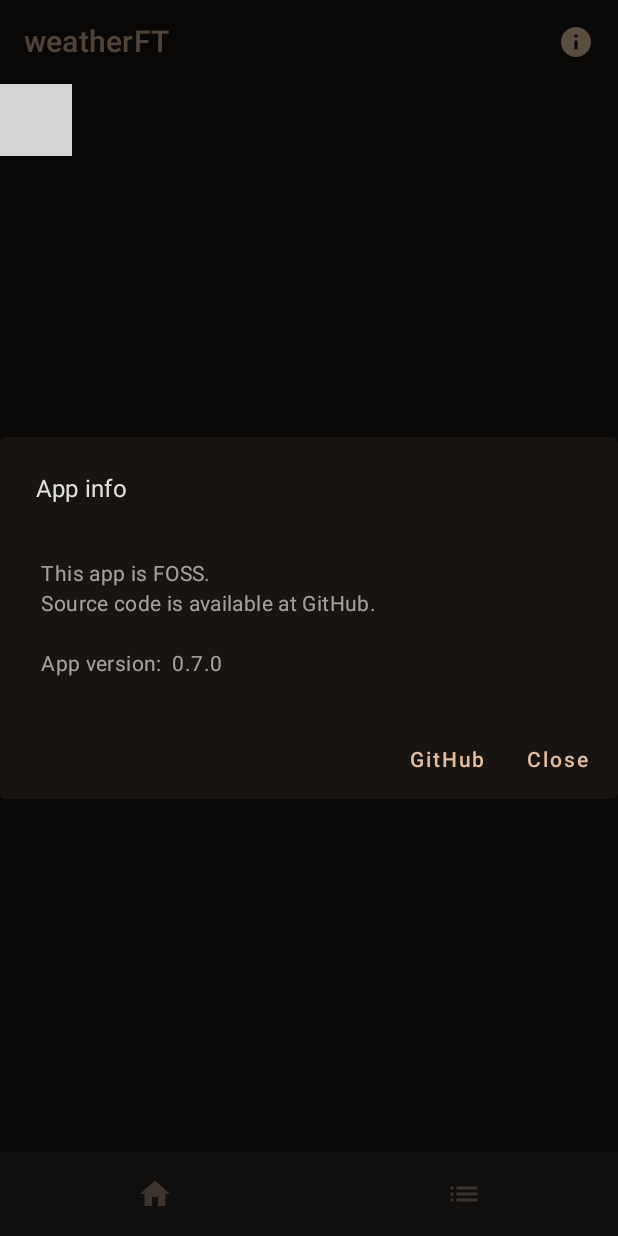
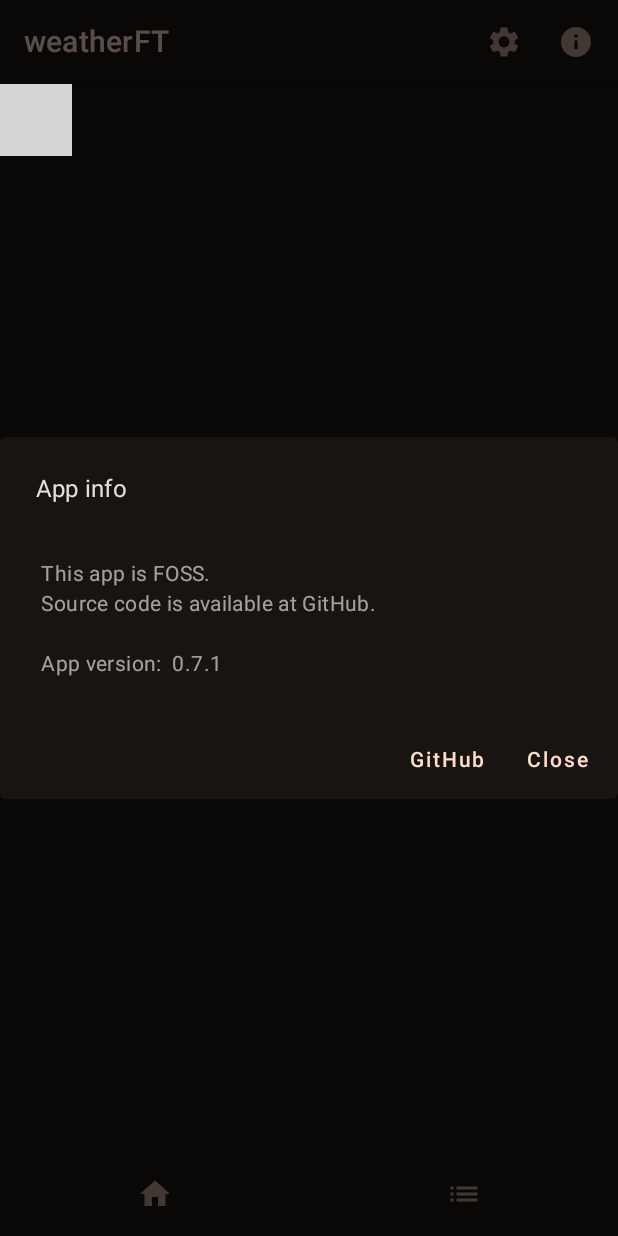
Before and after one commit to rustamft/weatherFT, an Android app built with Jetpack Compose: the screen it shows after launch (MainActivity), after a tap on "App info", on a phone screen of 412 x 824 dp. Run offline under Robolectric (Android 15) with nearby library versions, the phone set to English and light mode, and no system bars; our stand-ins replace Dagger/Hilt's generated code, accompanist; libraries missing offline, so code that uses them is left out: com.ramcosta.composedestinations; 2 statements that could not run were skipped; grey boxes are pictures that could not be loaded.

Commit message:
Improved theming.

```diff
--- a/app/build.gradle
+++ b/app/build.gradle
@@ -27,7 +27,7 @@ android {
         minSdk 21
         targetSdk 32
         versionCode 1
-        versionName "0.7.0"
+        versionName "0.7.1"
 
         testInstrumentationRunner "androidx.test.runner.AndroidJUnitRunner"
         vectorDrawables {
--- a/app/src/main/java/com/rustamft/weatherft/presentation/activity/MainActivity.kt
+++ b/app/src/main/java/com/rustamft/weatherft/presentation/activity/MainActivity.kt
@@ -16,6 +16,7 @@ import androidx.navigation.compose.rememberNavController
 import com.ramcosta.composedestinations.DestinationsNavHost
 import com.ramcosta.composedestinations.navigation.dependency
 import com.rustamft.weatherft.domain.util.ROUTE_FORECAST
+import com.rustamft.weatherft.domain.util.ROUTE_LOGIN
 import com.rustamft.weatherft.domain.util.ROUTE_WEATHER
 import com.rustamft.weatherft.presentation.navigation.BottomNavBar
 import com.rustamft.weatherft.presentation.navigation.BottomNavItem
@@ -42,7 +43,10 @@ class MainActivity : ComponentActivity() {
                     modifier = Modifier.fillMaxSize(),
                     scaffoldState = scaffoldState,
                     topBar = {
-                        TopBar(darkTheme = appPreferencesState.value.darkTheme)
+                        TopBar(
+                            navController = navController,
+                            shrinkForRoutes = listOf(ROUTE_LOGIN)
+                        )
                     },
                     bottomBar = {
                         BottomNavBar(
@@ -59,7 +63,7 @@ class MainActivity : ComponentActivity() {
                                     Icons.Default.List
                                 )
                             ),
-                            onItemClick = { navController.navigate(it.route) }
+                            hideForRoutes = listOf(ROUTE_LOGIN)
                         )
                     }
                 ) {
--- a/app/src/main/java/com/rustamft/weatherft/presentation/element/IconButtonElement.kt
+++ b/app/src/main/java/com/rustamft/weatherft/presentation/element/IconButtonElement.kt
@@ -4,30 +4,20 @@ import androidx.compose.material.Icon
 import androidx.compose.material.IconButton
 import androidx.compose.runtime.Composable
 import androidx.compose.ui.graphics.painter.Painter
-import com.rustamft.weatherft.presentation.theme.EggshellPaper
-import com.rustamft.weatherft.presentation.theme.SkyBlue
 
 @Composable
 fun IconButtonElement(
     painter: Painter,
     contentDescription: String,
-    darkTheme: Boolean,
     onClick: () -> Unit
 ) {
-
-    val tint = if (darkTheme) {
-        EggshellPaper
-    } else {
-        SkyBlue
-    }
 
     IconButton(
         onClick = onClick
     ) {
         Icon(
             painter = painter,
-            contentDescription = contentDescription,
-            tint = tint
+            contentDescription = contentDescription
         )
     }
 }
--- a/app/src/main/java/com/rustamft/weatherft/presentation/navigation/BottomNavBar.kt
+++ b/app/src/main/java/com/rustamft/weatherft/presentation/navigation/BottomNavBar.kt
@@ -4,31 +4,44 @@ import androidx.compose.foundation.layout.fillMaxWidth
 import androidx.compose.material.BottomNavigation
 import androidx.compose.material.BottomNavigationItem
 import androidx.compose.material.Icon
+import androidx.compose.material.MaterialTheme
 import androidx.compose.runtime.Composable
 import androidx.compose.ui.Modifier
 import androidx.navigation.NavHostController
 import androidx.navigation.compose.currentBackStackEntryAsState
-import com.rustamft.weatherft.domain.util.ROUTE_LOGIN
+import com.rustamft.weatherft.presentation.theme.DIMEN_MEDIUM
 
 @Composable
 fun BottomNavBar(
     navController: NavHostController,
     items: List<BottomNavItem>,
-    onItemClick: (BottomNavItem) -> Unit
+    hideForRoutes: List<String> = emptyList()
 ) {
 
     val backStackEntry = navController.currentBackStackEntryAsState()
 
-    if (backStackEntry.value?.destination?.route != ROUTE_LOGIN) {
+    if (!hideForRoutes.contains(backStackEntry.value?.destination?.route)) {
         BottomNavigation(
-            modifier = Modifier.fillMaxWidth()
+            modifier = Modifier.fillMaxWidth(),
+            elevation = DIMEN_MEDIUM,
+            backgroundColor = MaterialTheme.colors.background,
+            contentColor = MaterialTheme.colors.primary
         ) {
             items.forEach { item ->
                 val selected = item.route == backStackEntry.value?.destination?.route
                 BottomNavigationItem(
                     selected = selected,
-                    onClick = { onItemClick(item) },
-                    icon = { Icon(imageVector = item.icon, contentDescription = item.name) }
+                    onClick = {
+                        if (!selected) {
+                            navController.navigate(item.route)
+                        }
+                    },
+                    icon = {
+                        Icon(
+                            imageVector = item.icon,
+                            contentDescription = item.name
+                        )
+                    }
                 )
             }
         }
--- a/app/src/main/java/com/rustamft/weatherft/presentation/navigation/TopBar.kt
+++ b/app/src/main/java/com/rustamft/weatherft/presentation/navigation/TopBar.kt
@@ -3,6 +3,7 @@ package com.rustamft.weatherft.presentation.navigation
 import android.net.Uri
 import androidx.compose.foundation.layout.fillMaxWidth
 import androidx.compose.material.AlertDialog
+import androidx.compose.material.MaterialTheme
 import androidx.compose.material.Text
 import androidx.compose.material.TopAppBar
 import androidx.compose.runtime.Composable
@@ -11,50 +12,53 @@ import androidx.compose.runtime.mutableStateOf
 import androidx.compose.runtime.remember
 import androidx.compose.runtime.setValue
 import androidx.compose.ui.Modifier
-import androidx.compose.ui.graphics.Color
 import androidx.compose.ui.platform.LocalUriHandler
 import androidx.compose.ui.res.painterResource
 import androidx.compose.ui.res.stringResource
+import androidx.navigation.NavHostController
+import androidx.navigation.compose.currentBackStackEntryAsState
 import com.rustamft.weatherft.R
 import com.rustamft.weatherft.app.App
 import com.rustamft.weatherft.domain.util.GITHUB_LINK
+import com.rustamft.weatherft.domain.util.ROUTE_LOGIN
 import com.rustamft.weatherft.presentation.element.IconButtonElement
 import com.rustamft.weatherft.presentation.element.TextButtonElement
-import com.rustamft.weatherft.presentation.theme.Black
-import com.rustamft.weatherft.presentation.theme.EggshellPaper
-import com.rustamft.weatherft.presentation.theme.SkyBlue
+import com.rustamft.weatherft.presentation.theme.DIMEN_MEDIUM
 
 @Composable
-fun TopBar(darkTheme: Boolean) {
+fun TopBar(
+    navController: NavHostController,
+    shrinkForRoutes: List<String> = emptyList()
+) {
 
-    val backgroundColor = if (darkTheme) {
-        Black
-    } else {
-        Color.White
-    }
-    val contentColor = if (darkTheme) {
-        EggshellPaper
-    } else {
-        SkyBlue
-    }
+    val backStackEntry = navController.currentBackStackEntryAsState()
     var openDialog by remember { mutableStateOf(false) }
     var openGitHub by remember { mutableStateOf(false) }
 
     TopAppBar(
         title = { Text(text = stringResource(R.string.app_name)) },
         modifier = Modifier.fillMaxWidth(),
+        elevation = DIMEN_MEDIUM,
         actions = {
+            if (!shrinkForRoutes.contains(backStackEntry.value?.destination?.route)) {
+                IconButtonElement(
+                    painter = painterResource(id = R.drawable.ic_settings),
+                    contentDescription = stringResource(R.string.change_city_settings),
+                    onClick = {
+                        navController.navigate(ROUTE_LOGIN)
+                    }
+                )
+            }
             IconButtonElement(
                 painter = painterResource(id = R.drawable.ic_info),
                 contentDescription = stringResource(R.string.app_info),
-                darkTheme = darkTheme,
                 onClick = {
                     openDialog = true
                 }
             )
         },
-        backgroundColor = backgroundColor,
-        contentColor = contentColor
+        backgroundColor = MaterialTheme.colors.background,
+        contentColor = MaterialTheme.colors.primary
     )
 
     if (openDialog) {
@@ -76,7 +80,7 @@ fun TopBar(darkTheme: Boolean) {
                     text = "GitHub"
                 )
             },
-            backgroundColor = backgroundColor
+            backgroundColor = MaterialTheme.colors.background
         )
     }
 
--- a/app/src/main/java/com/rustamft/weatherft/presentation/screen/forecast/ForecastScreen.kt
+++ b/app/src/main/java/com/rustamft/weatherft/presentation/screen/forecast/ForecastScreen.kt
@@ -52,7 +52,8 @@ fun ForecastScreen(
             Card(
                 modifier = Modifier
                     .fillMaxWidth()
-                    .padding(DIMEN_MEDIUM)
+                    .padding(DIMEN_MEDIUM),
+                elevation = DIMEN_MEDIUM
             ) {
                 Column(horizontalAlignment = Alignment.CenterHorizontally) {
                     Row(
--- a/app/src/main/java/com/rustamft/weatherft/presentation/screen/login/LoginScreen.kt
+++ b/app/src/main/java/com/rustamft/weatherft/presentation/screen/login/LoginScreen.kt
@@ -46,7 +46,6 @@ internal fun LoginScreen(
         SwitchElement(
             name = stringResource(R.string.dark_theme),
             isChecked = appPreferencesState.value.darkTheme,
-            darkTheme = appPreferencesState.value.darkTheme,
             onCheckedChange = {
                 loginViewModel.saveAppPreferences(
                     appPreferences = AppPreferences(darkTheme = it)
@@ -85,7 +84,6 @@ internal fun LoginScreen(
             IconButtonElement(
                 painter = painterResource(id = R.drawable.ic_search),
                 contentDescription = stringResource(R.string.find_city),
-                darkTheme = appPreferencesState.value.darkTheme,
                 onClick = {
                     loginViewModel.updateListOfCities(scaffoldState)
                 }
--- a/app/src/main/java/com/rustamft/weatherft/presentation/theme/Color.kt
+++ b/app/src/main/java/com/rustamft/weatherft/presentation/theme/Color.kt
@@ -2,6 +2,8 @@ package com.rustamft.weatherft.presentation.theme
 
 import androidx.compose.ui.graphics.Color
 
+val White = Color(0xFFFFFFFF)
 val Black = Color(0xFF171412)
-val EggshellPaper = Color(0xFFE2BE9F)
+
+val UnbleachedSilk = Color(0xFFFFDDCA)
 val SkyBlue = Color(0xFF4D8FAC)
--- a/app/src/main/java/com/rustamft/weatherft/presentation/theme/Theme.kt
+++ b/app/src/main/java/com/rustamft/weatherft/presentation/theme/Theme.kt
@@ -6,19 +6,22 @@ import androidx.compose.material.darkColors
 import androidx.compose.material.lightColors
 import androidx.compose.runtime.Composable
 import com.google.accompanist.systemuicontroller.rememberSystemUiController
-import com.rustamft.weatherft.presentation.activity.MainViewModel
 
 private val DarkColorPalette = darkColors(
-    primary = EggshellPaper,
+    primary = UnbleachedSilk,
     background = Black,
-    onSurface = EggshellPaper
+    onBackground = White,
+    onSurface = UnbleachedSilk
 )
 
 private val LightColorPalette = lightColors(
     primary = SkyBlue,
-    surface = SkyBlue
+    background = White,
+    onBackground = Black,
+    onSurface = SkyBlue
 
     /* Other default colors to override
+    primary = Teal200,
     primaryVariant = Teal200,
     secondary = Teal200,
     background = Color.White,
```
Also changed, not shown: app/src/main/java/com/rustamft/weatherft/presentation/element/SwitchElement.kt (+9 -23 lines), app/src/main/java/com/rustamft/weatherft/presentation/screen/weather/WeatherScreen.kt (+4 -29 lines).
